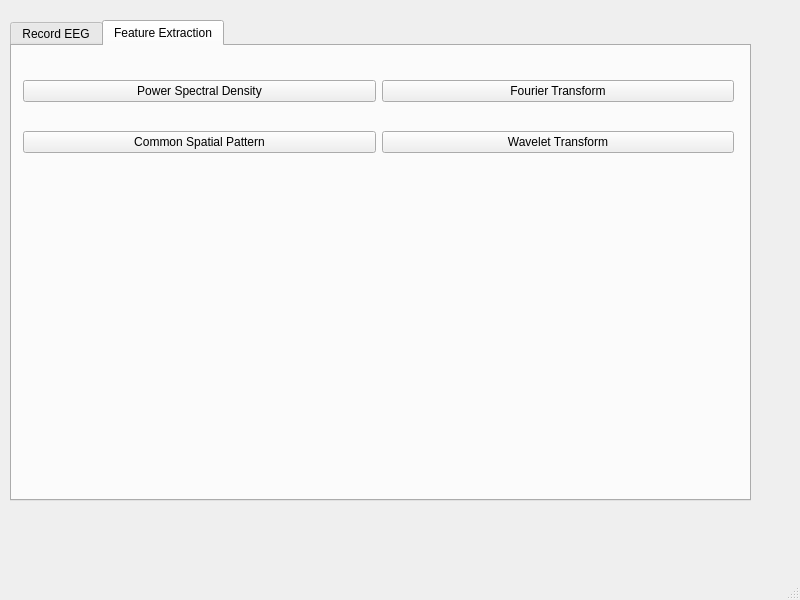
First picture: the form in prototype/trial1.ui, repository SaaamV/professorX, before the edit.
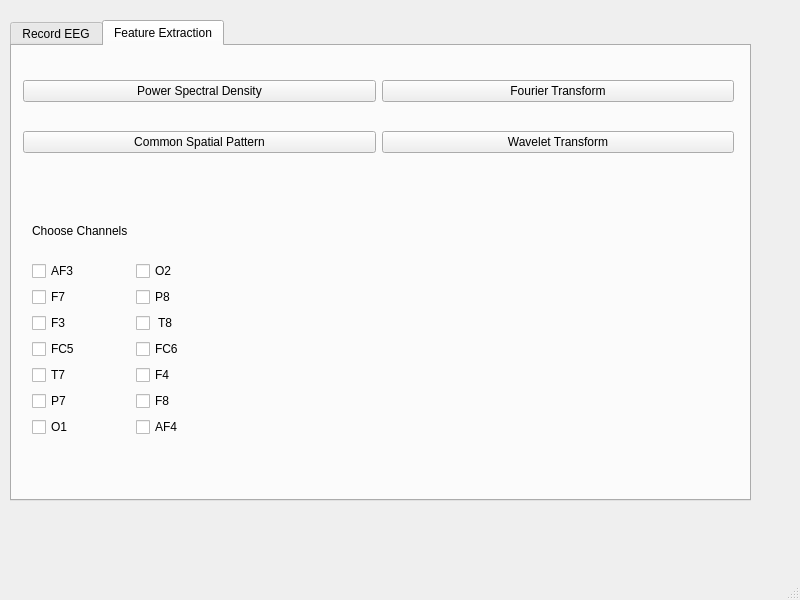
Second picture: the form after the edit. The open tabs and pages were chosen to show the change.

Commit message: added channel selection

```diff
--- a/prototype/trial1.ui
+++ b/prototype/trial1.ui
@@ -143,6 +143,127 @@
        </item>
       </layout>
      </widget>
+     <widget class="QWidget" name="">
+      <property name="geometry">
+       <rect>
+        <x>20</x>
+        <y>160</y>
+        <width>201</width>
+        <height>231</height>
+       </rect>
+      </property>
+      <layout class="QVBoxLayout" name="verticalLayout">
+       <item>
+        <widget class="QLabel" name="label_4">
+         <property name="text">
+          <string>Choose Channels</string>
+         </property>
+        </widget>
+       </item>
+       <item>
+        <layout class="QGridLayout" name="gridLayout_3">
+         <item row="0" column="0">
+          <widget class="QCheckBox" name="checkBox">
+           <property name="text">
+            <string>AF3</string>
+           </property>
+          </widget>
+         </item>
+         <item row="0" column="1">
+          <widget class="QCheckBox" name="checkBox_8">
+           <property name="text">
+            <string>O2</string>
+           </property>
+          </widget>
+         </item>
+         <item row="1" column="0">
+          <widget class="QCheckBox" name="checkBox_2">
+           <property name="text">
+            <string>F7</string>
+           </property>
+          </widget>
+         </item>
+         <item row="1" column="1">
+          <widget class="QCheckBox" name="checkBox_9">
+           <property name="text">
+            <string>P8</string>
+           </property>
+          </widget>
+         </item>
+         <item row="2" column="0">
+          <widget class="QCheckBox" name="checkBox_3">
+           <property name="text">
+            <string>F3</string>
+           </property>
+          </widget>
+         </item>
+         <item row="2" column="1">
+          <widget class="QCheckBox" name="checkBox_10">
+           <property name="text">
+            <string> T8</string>
+           </property>
+          </widget>
+         </item>
+         <item row="3" column="0">
+          <widget class="QCheckBox" name="checkBox_4">
+           <property name="text">
+            <string>FC5</string>
+           </property>
+          </widget>
+         </item>
+         <item row="3" column="1">
+          <widget class="QCheckBox" name="checkBox_11">
+           <property name="text">
+            <string>FC6</string>
+           </property>
+          </widget>
+         </item>
+         <item row="4" column="0">
+          <widget class="QCheckBox" name="checkBox_5">
+           <property name="text">
+            <string>T7</string>
+           </property>
+          </widget>
+         </item>
+         <item row="4" column="1">
+          <widget class="QCheckBox" name="checkBox_12">
+           <property name="text">
+            <string>F4</string>
+           </property>
+          </widget>
+         </item>
+         <item row="5" column="0">
+          <widget class="QCheckBox" name="checkBox_6">
+           <property name="text">
+            <string>P7</string>
+           </property>
+          </widget>
+         </item>
+         <item row="5" column="1">
+          <widget class="QCheckBox" name="checkBox_13">
+           <property name="text">
+            <string>F8</string>
+           </property>
+          </widget>
+         </item>
+         <item row="6" column="0">
+          <widget class="QCheckBox" name="checkBox_7">
+           <property name="text">
+            <string>O1</string>
+           </property>
+          </widget>
+         </item>
+         <item row="6" column="1">
+          <widget class="QCheckBox" name="checkBox_14">
+           <property name="text">
+            <string>AF4</string>
+           </property>
+          </widget>
+         </item>
+        </layout>
+       </item>
+      </layout>
+     </widget>
     </widget>
    </widget>
   </widget>
```
Left out of the diff: 2 changed lines with no effect on the pictures. The commit also changes 4 other files.
